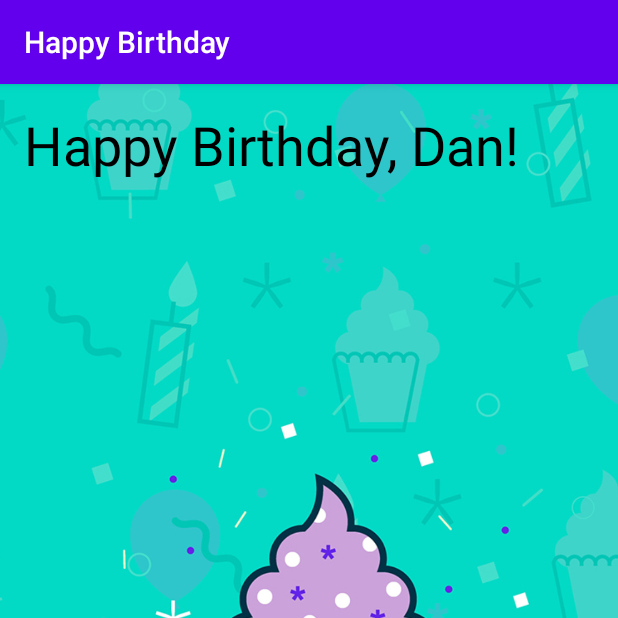
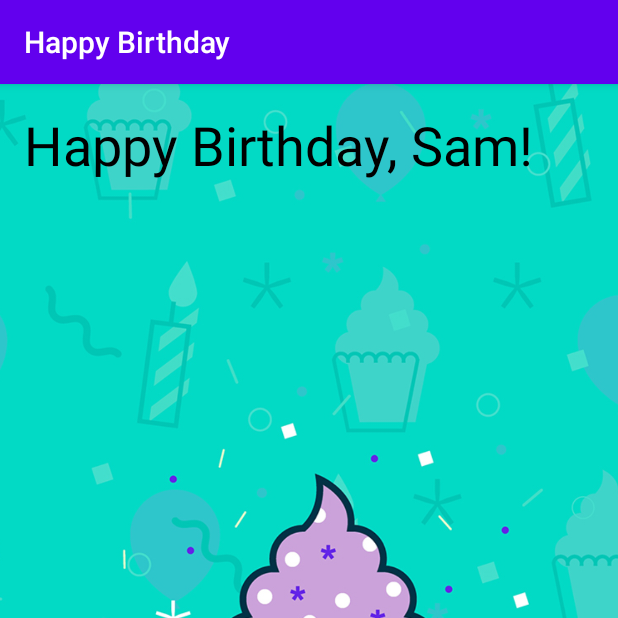
Before and after one commit to otazmoreira/happy-birthday, an Android app: the screen it shows after launch (MainActivity), on a phone screen of 412 x 824 dp, the top half of it. Run offline under Robolectric (Android 15) with nearby library versions, the light colour scheme and no system bars.

Commit message:
Update strings.xml

```diff
--- a/app/src/main/res/values/strings.xml
+++ b/app/src/main/res/values/strings.xml
@@ -1,5 +1,5 @@
 <resources>
     <string name="app_name">Happy Birthday</string>
-    <string name="happy_birthday_text">Happy Birthday, Dan!</string>
+    <string name="happy_birthday_text">Happy Birthday, Sam!</string>
     <string name="signature_text">From tavieto.</string>
 </resources>
```
